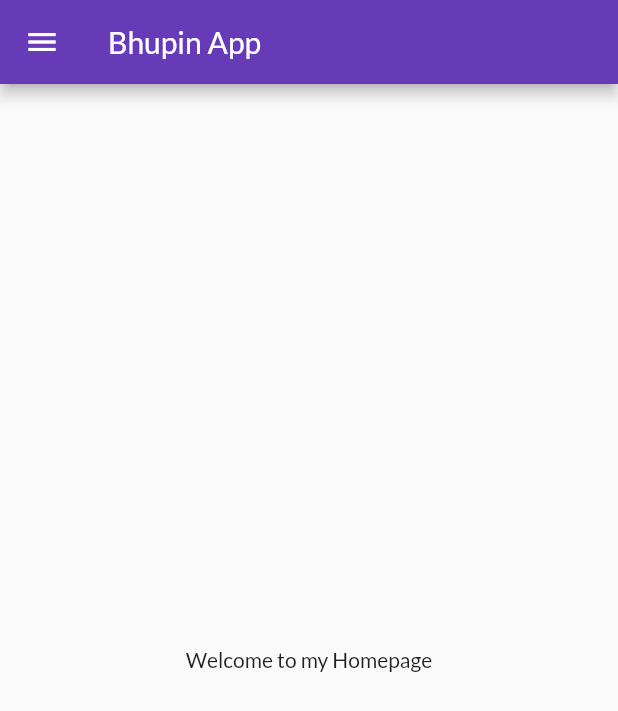
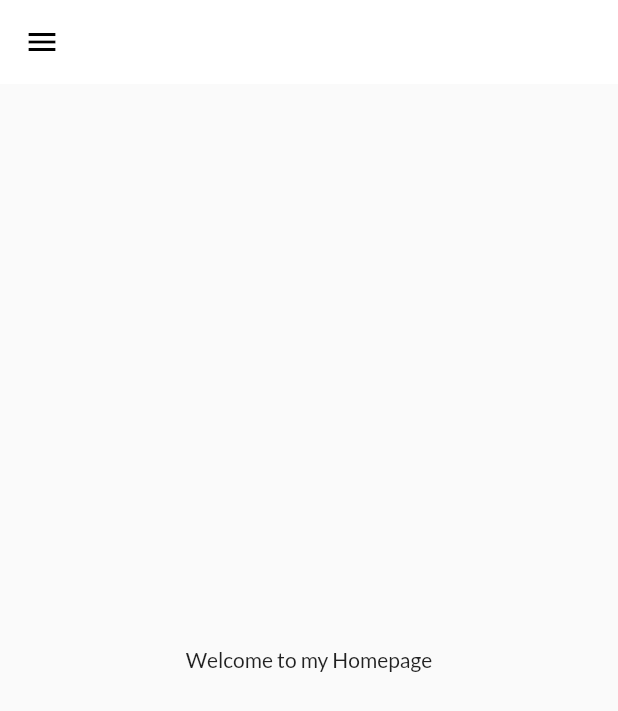
Before and after one commit to JoeTiw/First-Flutter, a Flutter app: the screen it shows after launch, on a phone screen of 412 x 824 dp. Shown: the top 711 px of the screen. Run offline on Flutter 3.47's test engine with Material 2 defaults, Android fonts, the phone set to English and light mode, and no system bars; our stand-ins replace google_fonts; missing offline and left inert: dart:ffi.

Commit message:
themes done

```diff
--- a/lib/main.dart
+++ b/lib/main.dart
@@ -3,6 +3,7 @@ import 'package:google_fonts/google_fonts.dart';
 import 'package:hello_world/pages/home_page.dart';
 import 'package:hello_world/pages/login_page.dart';
 import 'package:hello_world/utilis/routes.dart';
+import 'package:hello_world/widgets/themes.dart';
 
 void main () {
   runApp(MyFirstApp());
@@ -14,15 +15,8 @@ class MyFirstApp extends StatelessWidget {
     return MaterialApp(
 
       themeMode: ThemeMode.light,
-      theme: ThemeData(
-      primarySwatch: Colors.deepPurple,
-      fontFamily: GoogleFonts.lato().fontFamily,
-
-      ),
-
-      darkTheme: ThemeData(
-        brightness: Brightness.dark,
-      ),
+      theme: MyTheme.lightTheme(context),
+      darkTheme: MyTheme.darkTheme(context),
       debugShowCheckedModeBanner: false,
       initialRoute: MyRoutes.homeRoute ,
       routes:{
--- a/lib/pages/home_page.dart
+++ b/lib/pages/home_page.dart
@@ -11,7 +11,7 @@ class  HomePage extends StatelessWidget {
   Widget build(BuildContext context) {
     return Scaffold(
       appBar: AppBar(
-        title: Text("Bhupin App"),
+
       ),
         body: Center(
           child: Container(
--- /dev/null
+++ b/lib/widgets/themes.dart
@@ -0,0 +1,26 @@
+import 'package:flutter/material.dart';
+import 'package:google_fonts/google_fonts.dart';
+
+
+class MyTheme{
+  static ThemeData lightTheme(BuildContext context) => ThemeData(
+      primarySwatch: Colors.deepPurple,
+      fontFamily: GoogleFonts.lato().fontFamily,
+      appBarTheme: AppBarTheme(
+        color: Colors.white,
+        elevation: 0.0,
+        iconTheme: IconThemeData(color: Colors.black),
+        textTheme: Theme.of(context).textTheme,
+        )
+
+      );
+
+
+      static ThemeData darkTheme(BuildContext context) => ThemeData(
+            brightness: Brightness.dark,
+
+      );
+
+
+
+}
```
